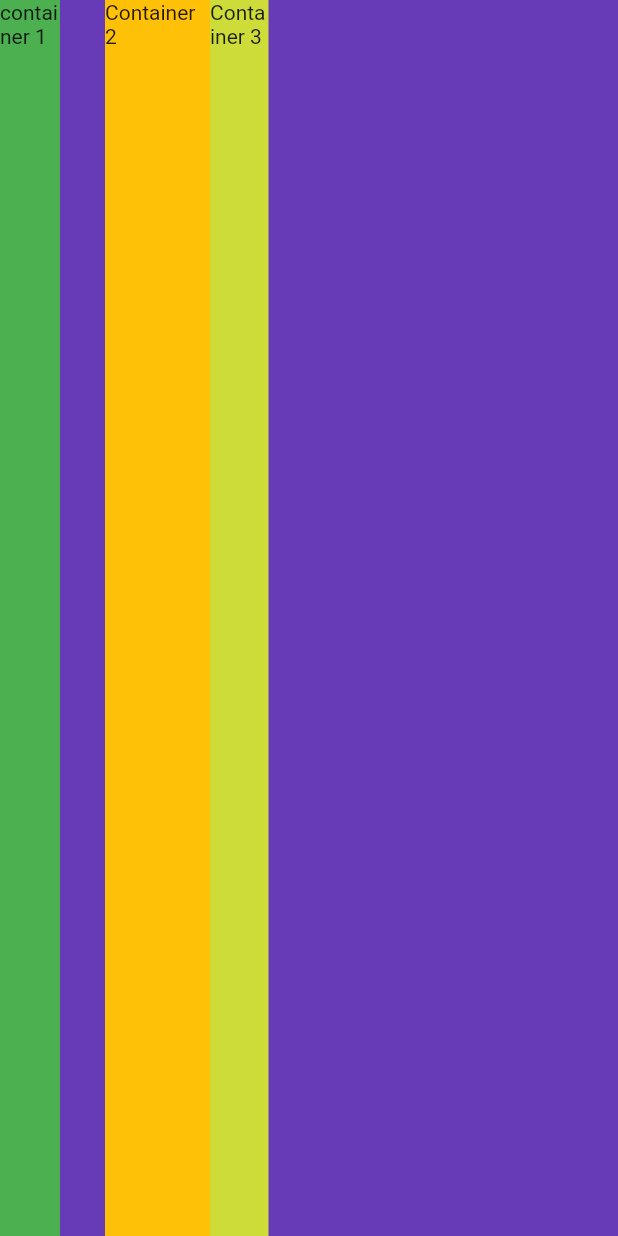
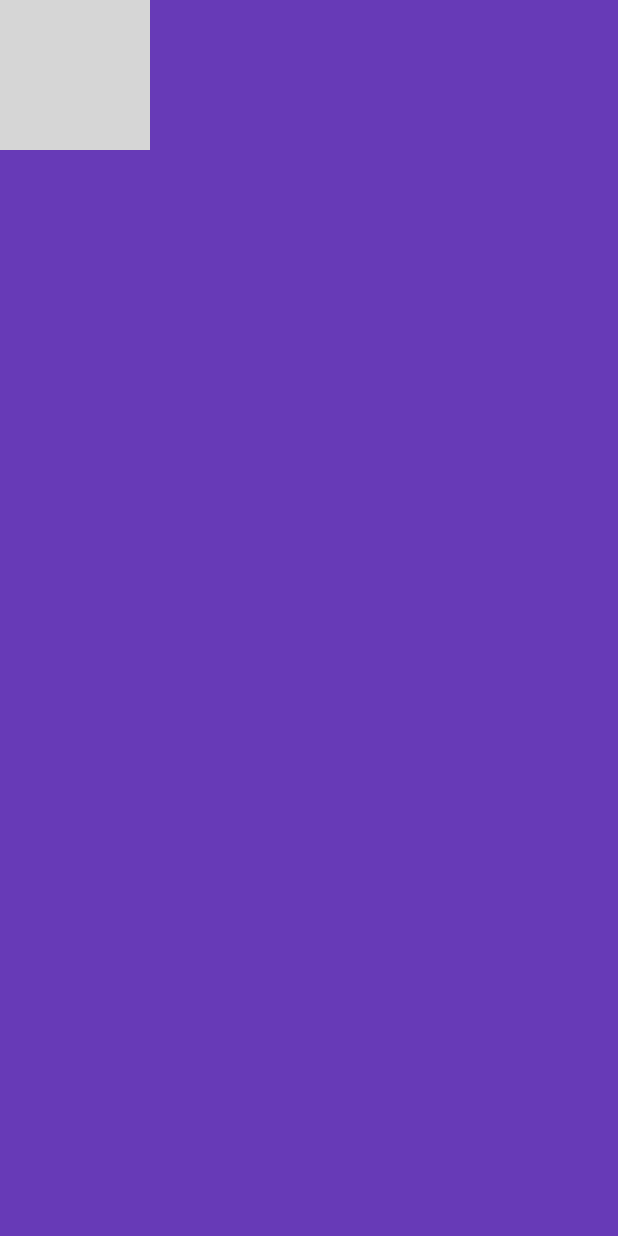
Before and after one commit to mehrbarz/flutter01, a Flutter app: the screen it shows after launch, on a phone screen of 412 x 824 dp. Run offline on Flutter 3.47's test engine with Material 2 defaults, Android fonts, the light colour scheme and no system bars; grey boxes are pictures that could not be loaded.

Commit message:
CircleAvatar image added

```diff
--- a/business_card01/lib/main.dart
+++ b/business_card01/lib/main.dart
@@ -13,32 +13,15 @@ class MyApp extends StatelessWidget {
       home: Scaffold(
         backgroundColor: Colors.deepPurple,
         body: SafeArea(
-          child: Row(
+          child: Column(
+            children: [
+              CircleAvatar(
+                radius: 50,
+                backgroundImage: AssetImage('images/tr34.jpg'),
+              )
+            ],
 
-             crossAxisAlignment: CrossAxisAlignment.stretch,
-            children: <Widget>[
-              Container(
 
-                width: 40,
-                color: Colors.green,
-                child: Text ('container 1'),
-              ),
-              SizedBox(width: 30,
-              ),
-              Container(
-
-                width: 70,
-                color: Colors.amber,
-                child: Text ('Container 2'),
-              ),
-              Container(
-
-                width: 39,
-                color: Colors.lime,
-                child: Text ('Container 3'),
-              )
-
-            ],
           ),
         ),
       ),
--- a/business_card01/pubspec.yaml
+++ b/business_card01/pubspec.yaml
@@ -45,8 +45,8 @@ flutter:
   uses-material-design: true
 
   # To add assets to your application, add an assets section, like this:
-  # assets:
-  #   - images/a_dot_burr.jpeg
+  assets:
+     - images/tr34.jpg
   #   - images/a_dot_ham.jpeg
 
   # An image asset can refer to one or more resolution-specific "variants", see
```
